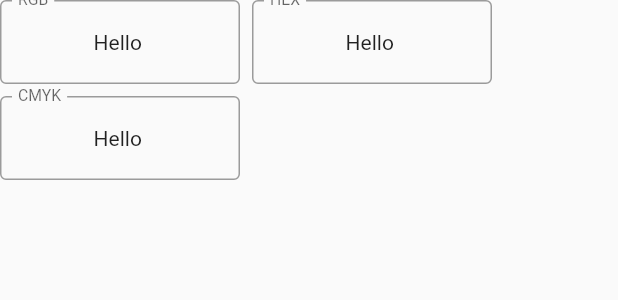
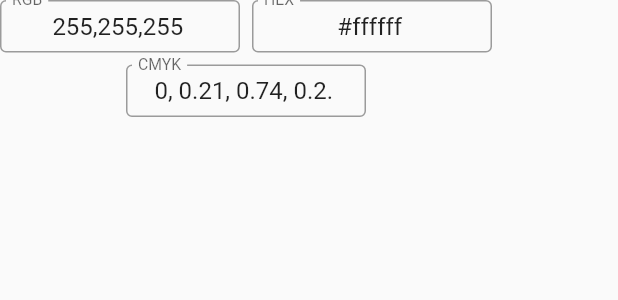
Before and after one commit to SeanErvinson/color-picker, a Flutter app: the ValueConfiguration widget shown alone on an empty page, opened directly, on a phone screen of 412 x 824 dp. Shown: the top 300 px of the screen. Run offline on Flutter 3.47's test engine with Material 2 defaults, Android fonts, the phone set to English and light mode, and no system bars; our stand-ins replace bloc, flutter_bloc, flutter_image_compress, fluttertoast, image_picker; missing offline and left inert: storage_path; statements that could not run were skipped.

Commit message:
Lessen the padding of the textfield

```diff
--- a/lib/components/home/value_configuration.dart
+++ b/lib/components/home/value_configuration.dart
@@ -16,9 +16,9 @@ class _ValueConfigurationState extends State<ValueConfiguration> {
 
   @override
   void initState() {
-    _rgbController.text = "Hello";
-    _cmykController.text = "Hello";
-    _hexController.text = "Hello";
+    _rgbController.text = "255,255,255";
+    _cmykController.text = "0, 0.21, 0.74, 0.2.";
+    _hexController.text = "#ffffff";
     super.initState();
   }
 
@@ -34,7 +34,7 @@ class _ValueConfigurationState extends State<ValueConfiguration> {
   Widget build(BuildContext context) {
     return Wrap(
       direction: Axis.horizontal,
-      alignment: WrapAlignment.start,
+      alignment: WrapAlignment.center,
       crossAxisAlignment: WrapCrossAlignment.center,
       spacing: _wrapSpacing,
       runSpacing: _wrapSpacing,
@@ -83,10 +83,13 @@ class ValueField extends StatelessWidget {
         textAlign: TextAlign.center,
         readOnly: true,
         controller: _controller,
-        style: TextStyle(fontSize: 14.0),
+        style: TextStyle(fontSize: 16.0),
         decoration: InputDecoration(
+          isDense: true,
+          contentPadding: EdgeInsets.all(8.0),
           border: OutlineInputBorder(),
           labelText: _labelText,
+          labelStyle: TextStyle(fontSize: 14.0),
         ),
       ),
     );
```
